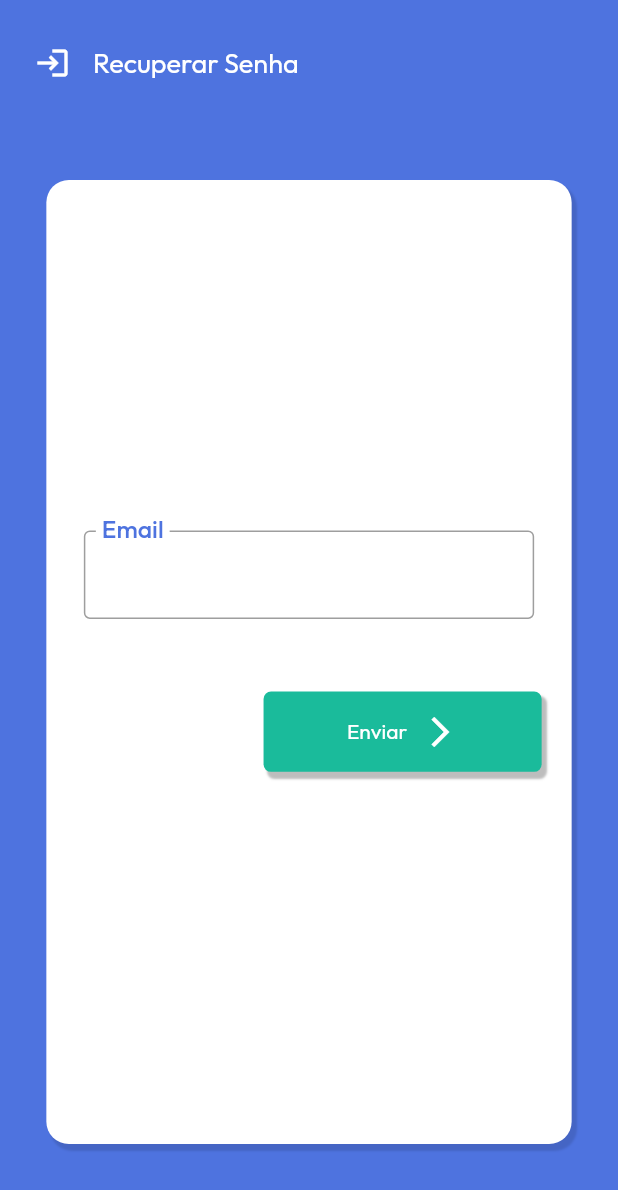
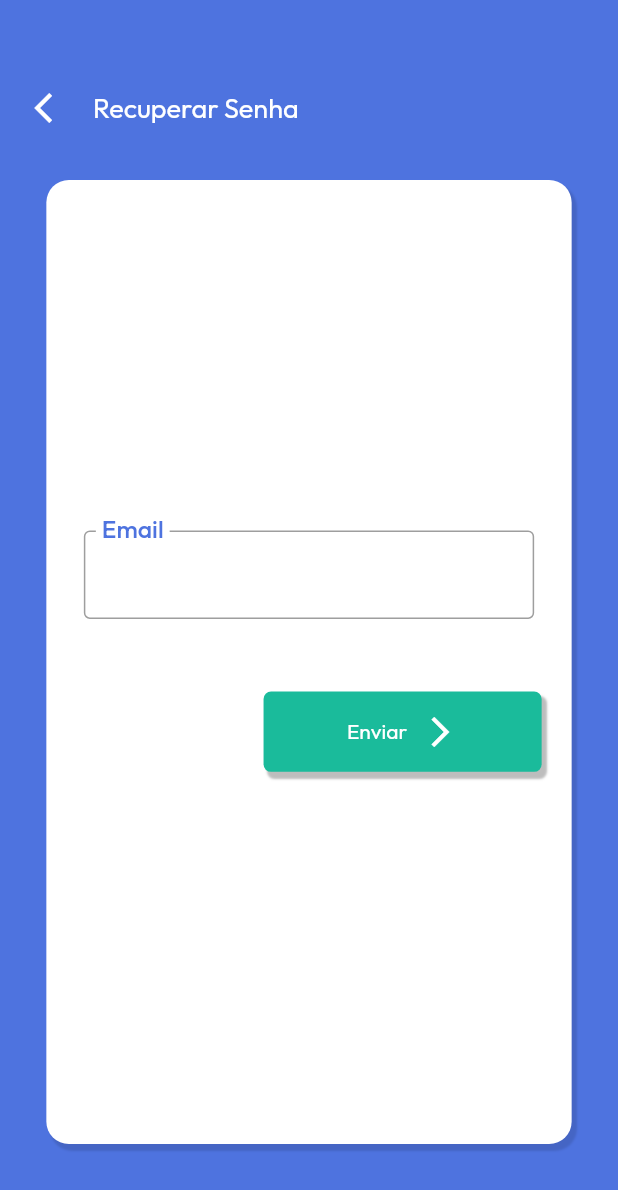
Before and after one commit to davi-oliver/components_kombat, a Flutter app: the RecuperarLoginPageComponents screen opened directly with empty values, on a phone screen of 412 x 824 dp. Shown: the top 1190 px of the screen. Run offline on Flutter 3.47's test engine with Material 2 defaults, Android fonts, the phone set to English and light mode, and no system bars; our stand-ins replace animated_text_kit, dartz, flutter_masked_text2, flutter_mobx, flutter_phoenix, flutter_spinkit and 5 more; missing offline and left inert: flutter_barcode_scanner, string_similarity; generated files the repository leaves out were written again; statements that could not run were skipped.

Commit message:
fix: att

```diff
--- a/lib/login/recover.dart
+++ b/lib/login/recover.dart
@@ -63,24 +63,30 @@ class _RecuperarLoginPageComponentsState
                   child: SingleChildScrollView(
                     child: Stack(
                       children: [
-                        Container(
+                        GestureDetector(
+                          onTap: () {
+                            Navigator.pop(contextPage);
+                          },
+                          child: Container(
                             margin: const EdgeInsets.only(
-                              top: 30, left: 23, bottom: 43),
+                                top: 60, left: 23, bottom: 43),
                             child: Row(
                               children: [
                                 Icon(
-                                Icons.login,
+                                  Icons.arrow_back_ios,
                                   color: KThemeModeApp.of(contextPage)
                                       .primaryBackground,
                                 ),
                                 const SizedBox(width: 15),
-                              Text(widget.tituloTopoLogin ?? "Recuperar Senha",
+                                Text(
+                                    widget.tituloTopoLogin ?? "Recuperar Senha",
                                     style: KThemeModeApp.of(contextPage)
                                         .titleMedium
                                         .copyWith(
                                             color: KThemeModeApp.of(contextPage)
                                                 .primaryBackground)),
                               ],
+                            ),
                           ),
                         ),
                         Center(
```
Lines whose indentation alone changed are shown as unchanged.
